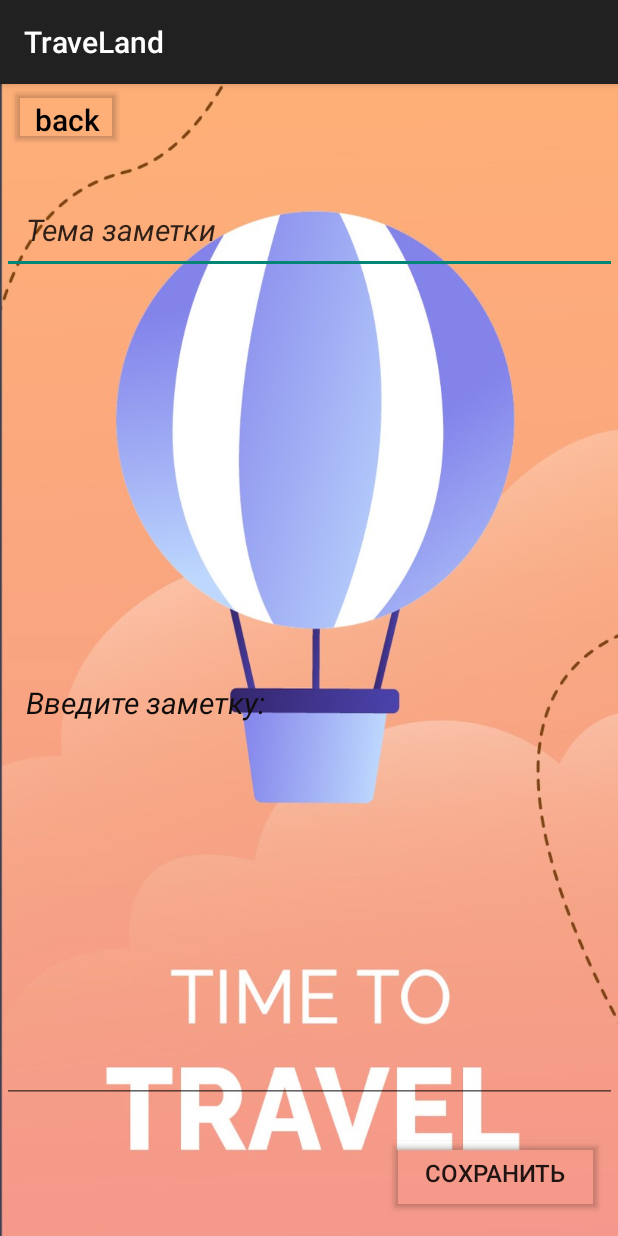
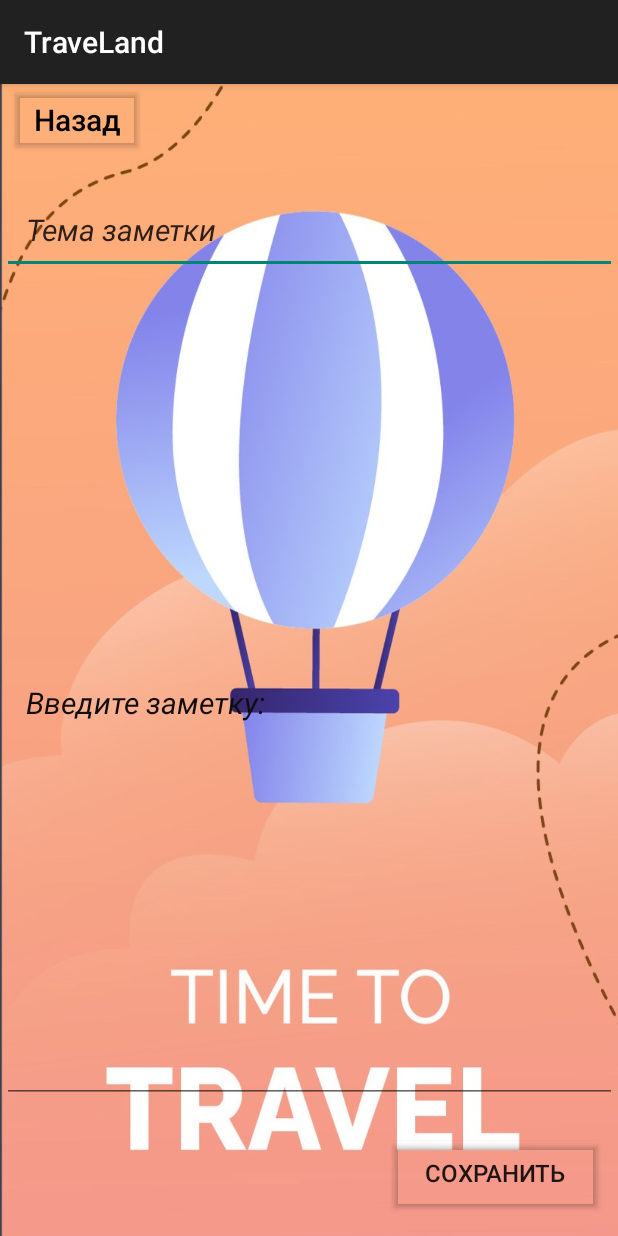
Before and after one commit to l-Mel-l/TravelAnd, an Android app: the NoteEditActivity screen opened directly, with no data from a screen before it, on a phone screen of 412 x 824 dp. Run offline under Robolectric (Android 15) with nearby library versions, the phone set to English and light mode, and no system bars.

Commit message:
BristleBack

```diff
--- a/app/src/main/res/layout/activity_note_edit.xml
+++ b/app/src/main/res/layout/activity_note_edit.xml
@@ -2,7 +2,6 @@
 <androidx.constraintlayout.widget.ConstraintLayout
     xmlns:android="http://schemas.android.com/apk/res/android"
     xmlns:app="http://schemas.android.com/apk/res-auto"
-    xmlns:tools="http://schemas.android.com/tools"
     android:layout_width="match_parent"
     android:layout_height="match_parent"
     android:orientation="vertical"
@@ -73,11 +72,11 @@
 
     <Button
         android:id="@+id/backbutton"
-        android:layout_width="76dp"
-        android:layout_height="43dp"
+        android:layout_width="90dp"
+        android:layout_height="0dp"
         android:layout_marginStart="5dp"
         android:backgroundTint="#00FFFFFF"
-        android:text="back"
+        android:text="Назад"
         android:textAlignment="center"
         android:textAllCaps="false"
         android:textColor="@color/black"
```
